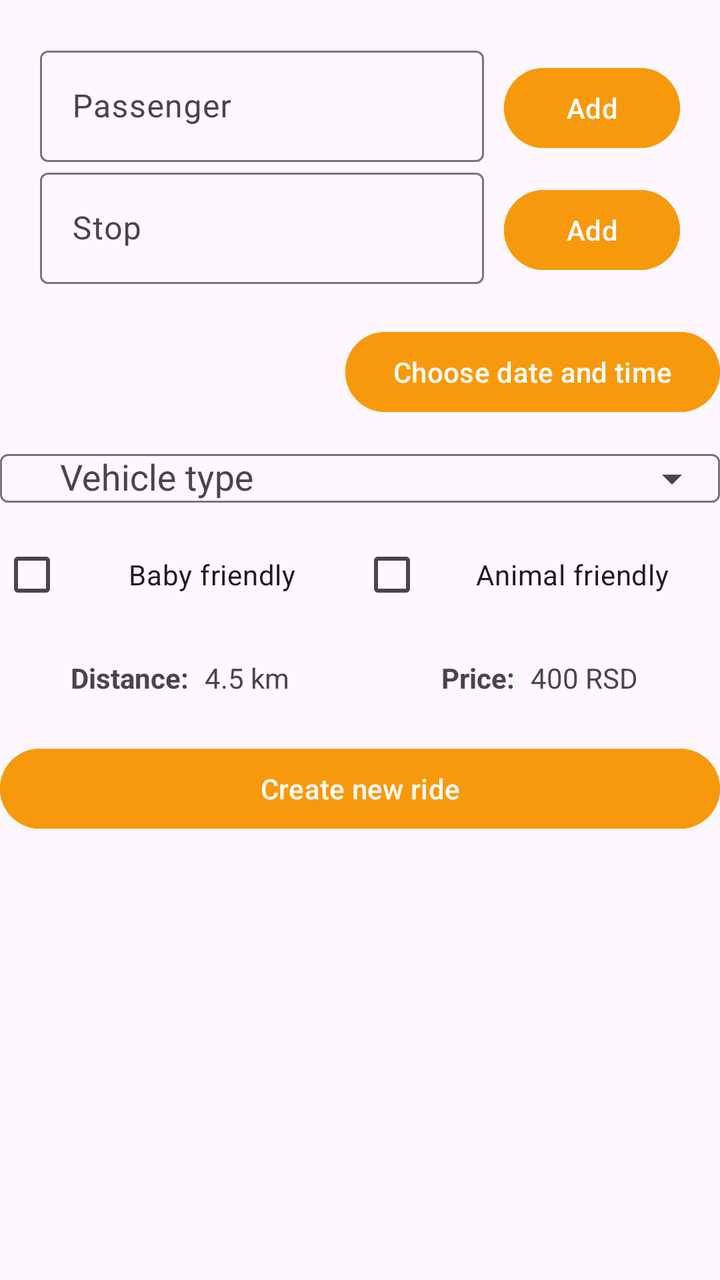
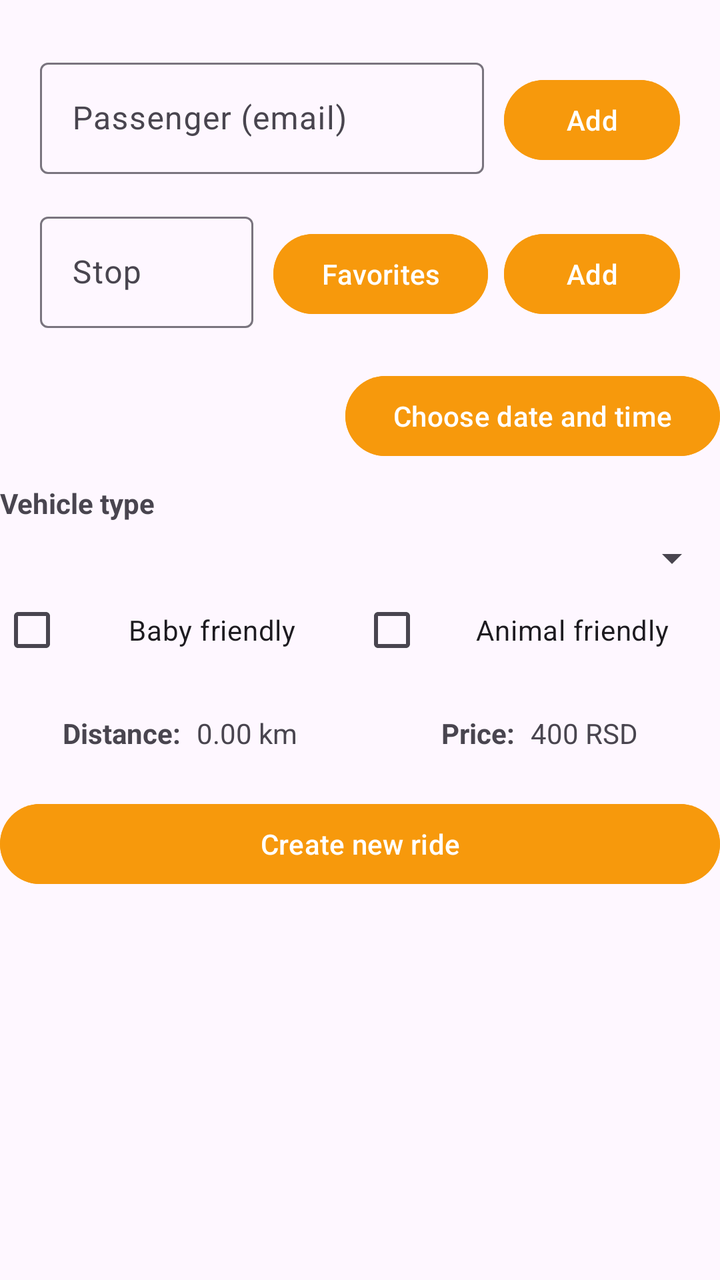

Two renders of the same Android screen: before a commit and after it. Below are the layout's source before the change and the commit's diff.
<!-- AndroidManifest.xml: application theme Theme.Mobileapplicationsproject2025 -->
<!-- res/layout/fragment_ride_creation.xml -->
<?xml version="1.0" encoding="utf-8"?>
<ScrollView xmlns:android="http://schemas.android.com/apk/res/android"
    xmlns:app="http://schemas.android.com/apk/res-auto"
    android:layout_width="match_parent"
    android:layout_height="match_parent"
    xmlns:tools="http://schemas.android.com/tools"
    android:fillViewport="true"
    tools:context=".RideCreationFragment">
    <LinearLayout
        android:layout_width="match_parent"
        android:layout_height="wrap_content"
        android:orientation="vertical">
        <LinearLayout
            android:layout_width="match_parent"
            android:layout_height="wrap_content"
            android:orientation="vertical"
            android:padding="20dp">

            <com.google.android.material.textview.MaterialTextView
                android:id="@+id/tvPassengerLabel"
                android:layout_width="match_parent"
                android:layout_height="wrap_content"
                android:visibility="gone"
                android:textSize="14sp"
                android:textStyle="bold"
                android:paddingBottom="6dp" />

            <LinearLayout
                android:layout_width="match_parent"
                android:layout_height="wrap_content"
                android:orientation="horizontal">

                <com.google.android.material.textfield.TextInputLayout
                    android:layout_width="0dp"
                    android:layout_height="wrap_content"
                    android:layout_weight="1"
                    app:boxBackgroundMode="outline"
                    android:layout_marginEnd="10dp">

                    <com.google.android.material.textfield.TextInputEditText
                        android:id="@+id/etPassenger"
                        android:layout_width="match_parent"
                        android:layout_height="wrap_content"
                        android:hint="Passenger"
                        android:inputType="text" />
                </com.google.android.material.textfield.TextInputLayout>

                <com.google.android.material.button.MaterialButton
                    android:id="@+id/btnSetPassenger"
                    android:layout_width="wrap_content"
                    android:layout_height="wrap_content"
                    android:text="Add"
                    android:backgroundTint="@color/orange_action"
                    android:textAllCaps="false" />
            </LinearLayout>

            <com.google.android.material.textview.MaterialTextView
                android:id="@+id/tvStopLabel"
                android:layout_width="match_parent"
                android:layout_height="wrap_content"
                android:visibility="gone"
                android:textSize="14sp"
                android:textStyle="bold"
                android:paddingTop="10dp"
                android:paddingBottom="6dp" />

            <LinearLayout
                android:layout_width="match_parent"
                android:layout_height="wrap_content"
                android:orientation="horizontal">

                <com.google.android.material.textfield.TextInputLayout
                    android:layout_width="0dp"
                    android:layout_height="wrap_content"
                    android:layout_weight="1"
                    app:boxBackgroundMode="outline"
                    android:layout_marginEnd="10dp">

                    <com.google.android.material.textfield.TextInputEditText
                        android:id="@+id/etStop"
                        android:layout_width="match_parent"
                        android:layout_height="wrap_content"
                        android:hint="Stop"
                        android:inputType="text" />
                </com.google.android.material.textfield.TextInputLayout>

                <com.google.android.material.button.MaterialButton
                    android:id="@+id/btnSetStop"
                    android:layout_width="wrap_content"
                    android:layout_height="wrap_content"
                    android:text="Add"
                    android:backgroundTint="@color/orange_action"
                    android:textAllCaps="false" />
            </LinearLayout>
        </LinearLayout>

        <LinearLayout
            android:layout_width="match_parent"
            android:layout_height="wrap_content"
            android:orientation="horizontal"
            android:gravity="center_vertical">

            <com.google.android.material.textview.MaterialTextView
                android:id="@+id/tvSelectedDateTime"
                android:layout_width="0dp"
                android:layout_height="wrap_content"
                android:layout_weight="1"
                android:paddingStart="12dp"
                android:textSize="16sp" />

            <com.google.android.material.button.MaterialButton
                android:id="@+id/btnPickDateTime"
                android:layout_width="wrap_content"
                android:layout_height="wrap_content"
                android:text="Choose date and time"
                android:backgroundTint="@color/orange_action"
                android:textAllCaps="false" />
        </LinearLayout>

        <com.google.android.material.textfield.TextInputLayout
            android:layout_width="match_parent"
            android:layout_height="wrap_content"
            app:endIconMode="dropdown_menu"
            app:boxBackgroundMode="outline">

            <com.google.android.material.textfield.MaterialAutoCompleteTextView
                android:id="@+id/ddVehicleType"
                android:layout_width="match_parent"
                android:layout_height="wrap_content"
                android:paddingLeft="30dp"
                android:paddingRight="30dp"
                android:hint="Vehicle type"
                android:inputType="none" />
        </com.google.android.material.textfield.TextInputLayout>

        <LinearLayout
            android:layout_width="match_parent"
            android:layout_height="wrap_content"
            android:orientation="horizontal" >

            <com.google.android.material.checkbox.MaterialCheckBox
                android:id="@+id/cbBabyFriendly"
                android:layout_width="0dp"
                android:layout_height="wrap_content"
                android:layout_weight="1"
                android:gravity="center"
                android:text="Baby friendly" />

            <com.google.android.material.checkbox.MaterialCheckBox
                android:id="@+id/cbAnimalFriendly"
                android:layout_width="0dp"
                android:layout_height="wrap_content"
                android:layout_weight="1"
                android:gravity="center"
                android:text="Animal friendly" />
        </LinearLayout>

        <LinearLayout
            android:layout_width="match_parent"
            android:layout_height="wrap_content"
            android:orientation="horizontal"
            android:paddingTop="18dp"
            android:weightSum="2">

            <LinearLayout
                android:layout_width="match_parent"
                android:layout_height="wrap_content"
                android:orientation="horizontal"
                android:gravity="center"
                android:layout_weight="1">

                <com.google.android.material.textview.MaterialTextView
                    android:layout_width="wrap_content"
                    android:layout_height="wrap_content"
                    android:text="Distance:"
                    android:textStyle="bold" />

                <com.google.android.material.textview.MaterialTextView
                    android:id="@+id/tvDistanceValue"
                    android:layout_width="wrap_content"
                    android:layout_height="wrap_content"
                    android:paddingStart="8dp"
                    android:text="4.5 km" />
            </LinearLayout>

            <LinearLayout
                android:layout_width="match_parent"
                android:layout_height="wrap_content"
                android:orientation="horizontal"
                android:gravity="center"
                android:layout_weight="1">

                <com.google.android.material.textview.MaterialTextView
                    android:layout_width="wrap_content"
                    android:layout_height="wrap_content"
                    android:text="Price:"
                    android:textStyle="bold" />

                <com.google.android.material.textview.MaterialTextView
                    android:id="@+id/tvPriceValue"
                    android:layout_width="wrap_content"
                    android:layout_height="wrap_content"
                    android:paddingStart="8dp"
                    android:text="400 RSD" />
            </LinearLayout>
        </LinearLayout>

        <com.google.android.material.button.MaterialButton
            android:id="@+id/btnCreateRide"
            android:layout_width="match_parent"
            android:layout_height="wrap_content"
            android:text="Create new ride"
            android:textAllCaps="false"
            android:backgroundTint="@color/orange_action"
            android:layout_marginTop="22dp" />
    </LinearLayout>
</ScrollView>
<!-- resources referenced by this layout -->
<resources>
  <color name="orange_action">#F7990C</color>
  <style name="Theme.Mobileapplicationsproject2025" parent="Base.Theme.Mobileapplicationsproject2025" />
  <style name="Base.Theme.Mobileapplicationsproject2025" parent="Theme.Material3.DayNight.NoActionBar">
          
          
      </style>
</resources>

<!-- the commit's change to res/layout/fragment_ride_creation.xml (unified diff, before → after) -->
@@ -1,30 +1,33 @@
 <?xml version="1.0" encoding="utf-8"?>
 <ScrollView xmlns:android="http://schemas.android.com/apk/res/android"
     xmlns:app="http://schemas.android.com/apk/res-auto"
+    xmlns:tools="http://schemas.android.com/tools"
     android:layout_width="match_parent"
     android:layout_height="match_parent"
-    xmlns:tools="http://schemas.android.com/tools"
     android:fillViewport="true"
     tools:context=".RideCreationFragment">
+
     <LinearLayout
         android:layout_width="match_parent"
         android:layout_height="wrap_content"
         android:orientation="vertical">
+
         <LinearLayout
             android:layout_width="match_parent"
             android:layout_height="wrap_content"
             android:orientation="vertical"
             android:padding="20dp">
 
-            <com.google.android.material.textview.MaterialTextView
-                android:id="@+id/tvPassengerLabel"
-                android:layout_width="match_parent"
-                android:layout_height="wrap_content"
-                android:visibility="gone"
-                android:textSize="14sp"
-                android:textStyle="bold"
-                android:paddingBottom="6dp" />
-
+            
+            <com.google.android.material.chip.ChipGroup
+                android:id="@+id/cgPassengers"
+                android:layout_width="match_parent"
+                android:layout_height="wrap_content"
+                android:paddingBottom="6dp"
+                app:singleLine="false"
+                app:singleSelection="false" />
+
+            
             <LinearLayout
                 android:layout_width="match_parent"
                 android:layout_height="wrap_content"
@@ -34,36 +37,37 @@
                     android:layout_width="0dp"
                     android:layout_height="wrap_content"
                     android:layout_weight="1"
-                    app:boxBackgroundMode="outline"
-                    android:layout_marginEnd="10dp">
+                    android:layout_marginEnd="10dp"
+                    app:boxBackgroundMode="outline">
 
                     <com.google.android.material.textfield.TextInputEditText
                         android:id="@+id/etPassenger"
                         android:layout_width="match_parent"
                         android:layout_height="wrap_content"
-                        android:hint="Passenger"
-                        android:inputType="text" />
+                        android:hint="Passenger (email)"
+                        android:inputType="textEmailAddress" />
                 </com.google.android.material.textfield.TextInputLayout>
 
                 <com.google.android.material.button.MaterialButton
                     android:id="@+id/btnSetPassenger"
                     android:layout_width="wrap_content"
                     android:layout_height="wrap_content"
+                    android:backgroundTint="@color/orange_action"
                     android:text="Add"
-                    android:backgroundTint="@color/orange_action"
                     android:textAllCaps="false" />
             </LinearLayout>
 
-            <com.google.android.material.textview.MaterialTextView
-                android:id="@+id/tvStopLabel"
-                android:layout_width="match_parent"
-                android:layout_height="wrap_content"
-                android:visibility="gone"
-                android:textSize="14sp"
-                android:textStyle="bold"
+            
+            <com.google.android.material.chip.ChipGroup
+                android:id="@+id/cgStops"
+                android:layout_width="match_parent"
+                android:layout_height="wrap_content"
                 android:paddingTop="10dp"
-                android:paddingBottom="6dp" />
-
+                android:paddingBottom="6dp"
+                app:singleLine="false"
+                app:singleSelection="false" />
+
+            
             <LinearLayout
                 android:layout_width="match_parent"
                 android:layout_height="wrap_content"
@@ -73,8 +77,8 @@
                     android:layout_width="0dp"
                     android:layout_height="wrap_content"
                     android:layout_weight="1"
-                    app:boxBackgroundMode="outline"
-                    android:layout_marginEnd="10dp">
+                    android:layout_marginEnd="10dp"
+                    app:boxBackgroundMode="outline">
 
                     <com.google.android.material.textfield.TextInputEditText
                         android:id="@+id/etStop"
@@ -85,20 +89,31 @@
                 </com.google.android.material.textfield.TextInputLayout>
 
                 <com.google.android.material.button.MaterialButton
+                    android:id="@+id/btnPickFavouriteRoute"
+                    android:layout_width="wrap_content"
+                    android:layout_height="wrap_content"
+                    android:backgroundTint="@color/orange_action"
+                    android:text="Favorites"
+                    android:textAllCaps="false"
+                    android:layout_marginEnd="8dp"/>
+
+                <com.google.android.material.button.MaterialButton
                     android:id="@+id/btnSetStop"
                     android:layout_width="wrap_content"
                     android:layout_height="wrap_content"
+                    android:backgroundTint="@color/orange_action"
                     android:text="Add"
-                    android:backgroundTint="@color/orange_action"
                     android:textAllCaps="false" />
             </LinearLayout>
-        </LinearLayout>
-
-        <LinearLayout
-            android:layout_width="match_parent"
-            android:layout_height="wrap_content"
-            android:orientation="horizontal"
-            android:gravity="center_vertical">
+
+        </LinearLayout>
+
+        
+        <LinearLayout
+            android:layout_width="match_parent"
+            android:layout_height="wrap_content"
+            android:gravity="center_vertical"
+            android:orientation="horizontal">
 
             <com.google.android.material.textview.MaterialTextView
                 android:id="@+id/tvSelectedDateTime"
@@ -112,31 +127,36 @@
                 android:id="@+id/btnPickDateTime"
                 android:layout_width="wrap_content"
                 android:layout_height="wrap_content"
+                android:backgroundTint="@color/orange_action"
                 android:text="Choose date and time"
-                android:backgroundTint="@color/orange_action"
                 android:textAllCaps="false" />
         </LinearLayout>
 
-        <com.google.android.material.textfield.TextInputLayout
-            android:layout_width="match_parent"
-            android:layout_height="wrap_content"
-            app:endIconMode="dropdown_menu"
-            app:boxBackgroundMode="outline">
-
-            <com.google.android.material.textfield.MaterialAutoCompleteTextView
-                android:id="@+id/ddVehicleType"
-                android:layout_width="match_parent"
-                android:layout_height="wrap_content"
-                android:paddingLeft="30dp"
-                android:paddingRight="30dp"
-                android:hint="Vehicle type"
-                android:inputType="none" />
-        </com.google.android.material.textfield.TextInputLayout>
-
-        <LinearLayout
-            android:layout_width="match_parent"
-            android:layout_height="wrap_content"
-            android:orientation="horizontal" >
+        
+        <LinearLayout
+            android:layout_width="match_parent"
+            android:layout_height="wrap_content"
+            android:orientation="vertical"
+            android:layout_marginTop="10dp">
+
+            <com.google.android.material.textview.MaterialTextView
+                android:layout_width="wrap_content"
+                android:layout_height="wrap_content"
+                android:text="Vehicle type"
+                android:textStyle="bold"
+                android:paddingBottom="6dp" />
+
+            <Spinner
+                android:id="@+id/spVehicleType"
+                android:layout_width="match_parent"
+                android:layout_height="wrap_content" />
+        </LinearLayout>
+
+        
+        <LinearLayout
+            android:layout_width="match_parent"
+            android:layout_height="wrap_content"
+            android:orientation="horizontal">
 
             <com.google.android.material.checkbox.MaterialCheckBox
                 android:id="@+id/cbBabyFriendly"
@@ -155,6 +175,7 @@
                 android:text="Animal friendly" />
         </LinearLayout>
 
+        
         <LinearLayout
             android:layout_width="match_parent"
             android:layout_height="wrap_content"
@@ -165,9 +186,9 @@
             <LinearLayout
                 android:layout_width="match_parent"
                 android:layout_height="wrap_content"
-                android:orientation="horizontal"
-                android:gravity="center"
-                android:layout_weight="1">
+                android:layout_weight="1"
+                android:gravity="center"
+                android:orientation="horizontal">
 
                 <com.google.android.material.textview.MaterialTextView
                     android:layout_width="wrap_content"
@@ -180,15 +201,15 @@
                     android:layout_width="wrap_content"
                     android:layout_height="wrap_content"
                     android:paddingStart="8dp"
-                    android:text="4.5 km" />
-            </LinearLayout>
-
-            <LinearLayout
-                android:layout_width="match_parent"
-                android:layout_height="wrap_content"
-                android:orientation="horizontal"
-                android:gravity="center"
-                android:layout_weight="1">
+                    android:text="0.00 km" />
+            </LinearLayout>
+
+            <LinearLayout
+                android:layout_width="match_parent"
+                android:layout_height="wrap_content"
+                android:layout_weight="1"
+                android:gravity="center"
+                android:orientation="horizontal">
 
                 <com.google.android.material.textview.MaterialTextView
                     android:layout_width="wrap_content"
@@ -205,13 +226,15 @@
             </LinearLayout>
         </LinearLayout>
 
+        
         <com.google.android.material.button.MaterialButton
             android:id="@+id/btnCreateRide"
             android:layout_width="match_parent"
             android:layout_height="wrap_content"
+            android:layout_marginTop="22dp"
+            android:backgroundTint="@color/orange_action"
             android:text="Create new ride"
-            android:textAllCaps="false"
-            android:backgroundTint="@color/orange_action"
-            android:layout_marginTop="22dp" />
+            android:textAllCaps="false" />
+
     </LinearLayout>
 </ScrollView>
